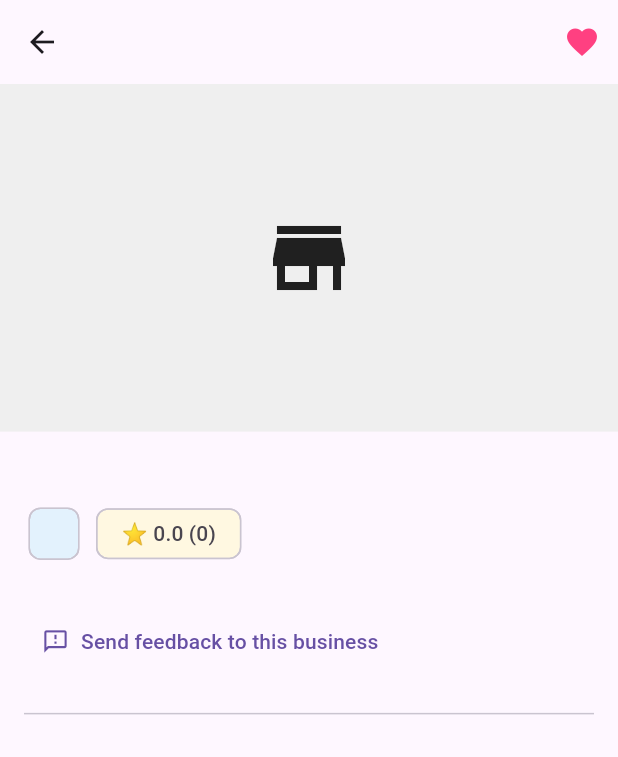
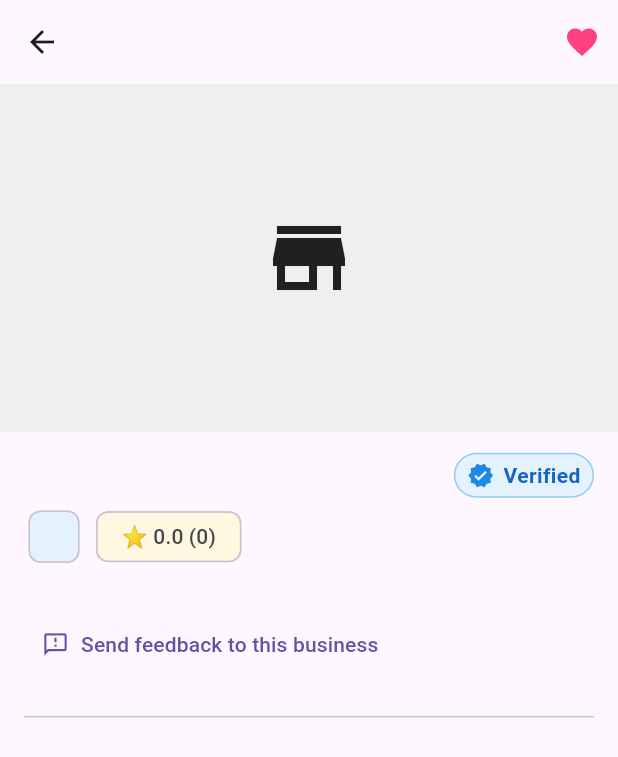
Before and after one commit to pasindujayakodi77/ceylon, a Flutter app: the BusinessDetailScreen screen opened directly with empty values, on a phone screen of 412 x 824 dp. Shown: the top 757 px of the screen. Run offline on Flutter 3.47's test engine with Material 3 defaults, Android fonts, the phone set to English and light mode, and no system bars; our stand-ins replace cloud_firestore, firebase_auth, firebase_core, firebase_messaging, firebase_storage, fl_chart and 12 more; missing offline and left inert: qr_code_scanner; accounts and stored records are empty.

Commit message:
feat: Add verification request functionality; implement request verification sheet and integrate with business dashboard✏️

```diff
--- /dev/null
+++ b/lib/core/booking/widgets/verified_badge.dart
@@ -0,0 +1,38 @@
+import 'package:flutter/material.dart';
+
+class VerifiedBadge extends StatelessWidget {
+  final double size;
+  final String label; // e.g., "Verified"
+  const VerifiedBadge({
+    super.key,
+    this.size = 18,
+    this.label = 'Verified',
+    required String businessId,
+  });
+
+  @override
+  Widget build(BuildContext context) {
+    return Container(
+      padding: const EdgeInsets.symmetric(horizontal: 8, vertical: 4),
+      decoration: BoxDecoration(
+        color: const Color(0xFFE3F2FD),
+        borderRadius: BorderRadius.circular(999),
+        border: Border.all(color: const Color(0xFF90CAF9)),
+      ),
+      child: Row(
+        mainAxisSize: MainAxisSize.min,
+        children: [
+          Icon(Icons.verified, size: size, color: const Color(0xFF1E88E5)),
+          const SizedBox(width: 6),
+          Text(
+            label,
+            style: const TextStyle(
+              color: Color(0xFF1565C0),
+              fontWeight: FontWeight.w600,
+            ),
+          ),
+        ],
+      ),
+    );
+  }
+}
--- a/lib/features/business/presentation/screens/business_detail_screen.dart
+++ b/lib/features/business/presentation/screens/business_detail_screen.dart
@@ -3,6 +3,7 @@ import 'package:firebase_auth/firebase_auth.dart';
 import 'package:flutter/material.dart';
 
 import 'package:ceylon/core/booking/widgets/booking_buttons.dart';
+import 'package:ceylon/core/booking/widgets/verified_badge.dart';
 import 'package:ceylon/features/events/presentation/widgets/published_events_carousel.dart';
 import 'package:ceylon/features/business/data/business_analytics_service.dart';
 import 'package:ceylon/features/business/presentation/widgets/business_feedback_sheet.dart';
@@ -150,23 +151,29 @@ class _BusinessDetailScreenState extends State<BusinessDetailScreen> {
                         ),
                       ),
                     ),
+                    const SizedBox(width: 8),
+                    VerifiedBadge(businessId: widget.businessId),
                   ],
                 ),
                 const SizedBox(height: 6),
-                Row(
+                Wrap(
+                  spacing: 8,
+                  runSpacing: 6,
+                  crossAxisAlignment: WrapCrossAlignment.center,
                   children: [
                     Chip(
                       label: Text(category),
                       backgroundColor: Colors.blue.shade50,
                       visualDensity: VisualDensity.compact,
                     ),
-                    const SizedBox(width: 8),
                     if (avg != null)
                       Chip(
                         label: Text('⭐ ${avg.toStringAsFixed(1)} ($count)'),
                         backgroundColor: Colors.amber.shade50,
                         visualDensity: VisualDensity.compact,
                       ),
+                    if ((data['verified'] as bool?) == true)
+                      VerifiedBadge(businessId: widget.businessId),
                   ],
                 ),
                 const SizedBox(height: 12),
--- a/lib/features/business/presentation/widgets/promoted_businesses_carousel.dart
+++ b/lib/features/business/presentation/widgets/promoted_businesses_carousel.dart
@@ -1,3 +1,4 @@
+import 'package:ceylon/core/booking/widgets/verified_badge.dart';
 import 'package:cloud_firestore/cloud_firestore.dart';
 import 'package:flutter/material.dart';
 import 'dart:async';
@@ -91,6 +92,7 @@ class PromotedBusinessesCarousel extends StatelessWidget {
             avgRating: (data['avg_rating'] as num?)?.toDouble(),
             reviewCount: (data['review_count'] as num?)?.toInt() ?? 0,
             description: (data['description'] ?? '') as String,
+            verified: (data['verified'] as bool?) ?? false,
           );
         }).toList();
 
@@ -137,6 +139,7 @@ class _BusinessCard extends StatelessWidget {
   final double? avgRating;
   final int reviewCount;
   final String description;
+  final bool verified;
 
   const _BusinessCard({
     required this.businessId,
@@ -146,6 +149,7 @@ class _BusinessCard extends StatelessWidget {
     required this.avgRating,
     required this.reviewCount,
     required this.description,
+    required this.verified,
   });
 
   @override
@@ -158,7 +162,9 @@ class _BusinessCard extends StatelessWidget {
       child: Card(
         elevation: 3,
         clipBehavior: Clip.antiAlias,
-        child: Column(
+        child: Stack(
+          children: [
+            Column(
               children: [
                 if (photo.isNotEmpty)
                   AspectRatio(
@@ -208,8 +214,17 @@ class _BusinessCard extends StatelessWidget {
                         overflow: TextOverflow.ellipsis,
                         style: const TextStyle(height: 1.2),
                       ),
+                      const SizedBox(height: 4),
                     ],
                   ),
+                ),
+              ],
+            ),
+            if (verified)
+              Positioned(
+                left: 8,
+                top: 8,
+                child: VerifiedBadge(size: 16, businessId: businessId),
               ),
           ],
         ),
```
Also changed, not shown: lib/features/admin/presentation/screens/verification_inbox_screen.dart (added, +106 -0 lines), lib/features/business/presentation/screens/business_dashboard_screen.dart (+75 -0 lines), lib/features/business/presentation/widgets/request_verification_sheet.dart (added, +132 -0 lines). Lines whose indentation alone changed are shown as unchanged.
